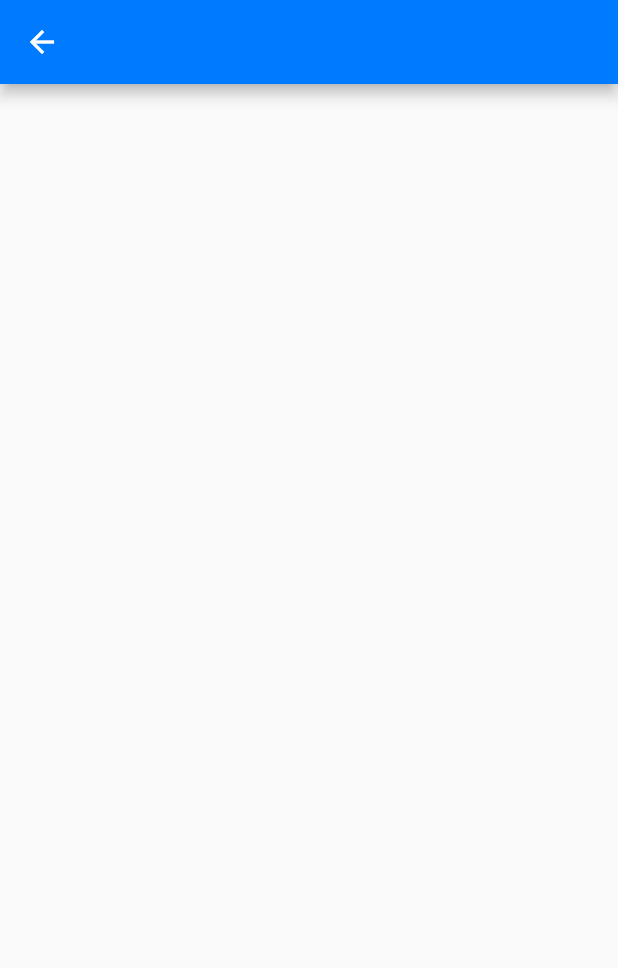
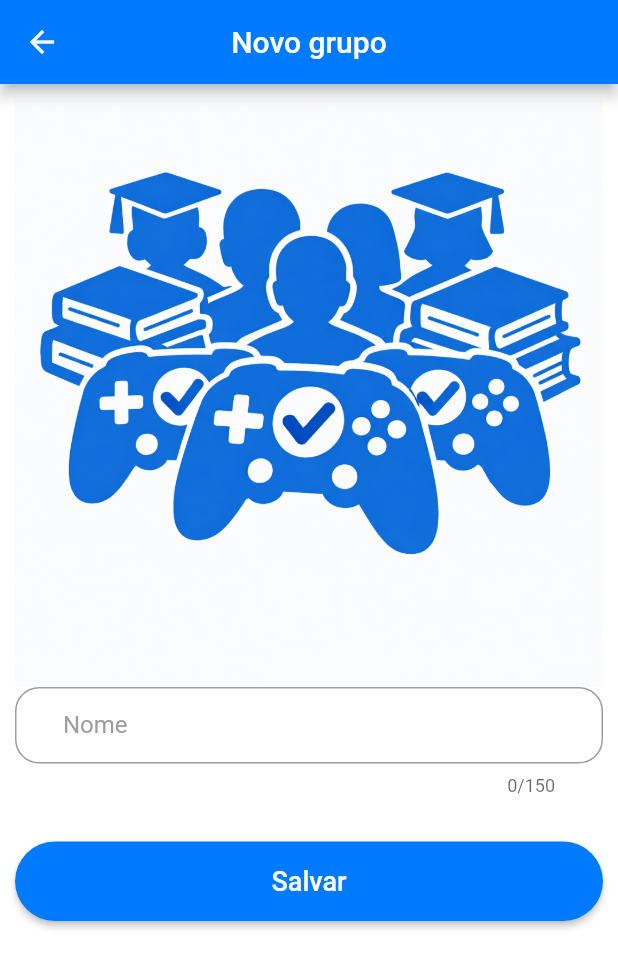
Before and after one commit to soapmactavish23/checkplay_mobile, a Flutter app: the GroupsFormView screen opened by its route, on a phone screen of 412 x 824 dp. Shown: the top 968 px of the screen. Run offline on Flutter 3.47's test engine with Material 3 defaults, Android fonts, the phone set to English and light mode, and no system bars; our stand-ins replace dio, dropdown_search, firebase_core, firebase_remote_config, flutter_dotenv, image_cropper and 3 more; missing offline and left inert: gallery_image_viewer, validatorless; accounts and stored records are empty; network calls fail.

```diff
--- a/lib/core/constants/constants.dart
+++ b/lib/core/constants/constants.dart
@@ -7,7 +7,7 @@ abstract class ImageConstants {
   static const imageUser = "images/user.png";
   static const loading = "images/loading.gif";
   static const not_found = "images/not_found.png";
-  static const marker = "images/marker.png";
+  static const groups = 'images/groups.png';
 }
 
 abstract class ColorsConstants {
--- a/lib/views/groups/groups_form_view.dart
+++ b/lib/views/groups/groups_form_view.dart
@@ -1,4 +1,15 @@
+// ignore_for_file: use_build_context_synchronously
+
+import 'package:checkplay_mobile/core/auth/models/group.dart';
+import 'package:checkplay_mobile/core/components/forms/buttom_custom.dart';
+import 'package:checkplay_mobile/core/components/forms/input_custom.dart';
+import 'package:checkplay_mobile/core/components/utils/dialog_custom.dart';
+import 'package:checkplay_mobile/core/constants/constants.dart';
+import 'package:checkplay_mobile/core/provider/group/group_provider_impl.dart';
+import 'package:checkplay_mobile/core/utils/msgs_custom.dart';
 import 'package:flutter/material.dart';
+import 'package:provider/provider.dart';
+import 'package:validatorless/validatorless.dart';
 
 class GroupsFormView extends StatefulWidget {
   const GroupsFormView({super.key});
@@ -8,13 +19,101 @@ class GroupsFormView extends StatefulWidget {
 }
 
 class _GroupsFormViewState extends State<GroupsFormView> {
+  late String _title;
+  final nameEC = TextEditingController();
+  final formKey = GlobalKey<FormState>();
+
+  Group obj = Group.empty();
+
+  @override
+  void initState() {
+    super.initState();
+    loadData();
+  }
+
+  @override
+  void dispose() {
+    super.dispose();
+    nameEC.dispose();
+  }
+
+  void loadData() {
+    obj = context.read<GroupProviderImpl>().obj;
+    String t = "";
+    if (obj.id == null) {
+      t = "Novo grupo";
+    } else {
+      t = obj.name;
+    }
+    setState(() {
+      _title = t;
+      nameEC.text = obj.name;
+    });
+  }
+
+  Future<void> send() async {
+    formKey.currentState!.save();
+    final provider = context.read<GroupProviderImpl>();
+    DialogCustom.dialogLoading(context);
+    provider.save().then((value) {
+      Navigator.pop(context);
+      DialogCustom.dialogSuccess(
+        context: context,
+        msg: MsgsCustom.saved,
+      );
+      Navigator.pop(context);
+    }).catchError((error) {
+      Navigator.pop(context);
+      DialogCustom.dialogError(context: context, msg: error);
+      Navigator.pop(context);
+    });
+  }
+
   @override
   Widget build(BuildContext context) {
     return Scaffold(
       appBar: AppBar(
-        title: const Text(''),
+        title: Text(_title),
       ),
-      body: Container(),
+      backgroundColor: Colors.white,
+      body: Form(
+        key: formKey,
+        child: SingleChildScrollView(
+          child: Column(
+            children: [
+              Padding(
+                padding: const EdgeInsets.all(10.0),
+                child: Column(
+                  children: [
+                    Image.asset(ImageConstants.groups),
+                    InputCustom(
+                      controller: nameEC,
+                      maxLength: 150,
+                      validator: Validatorless.required('Nome é obrigatório'),
+                      hintText: 'Digite o nome da categoria',
+                      label: 'Nome',
+                      onSaved: (value) {
+                        obj.name = value!;
+                      },
+                    ),
+                    const SizedBox(
+                      height: 30,
+                    ),
+                    ButtomCustom(
+                      label: MsgsCustom.save,
+                      onPressed: () {
+                        if (formKey.currentState!.validate()) {
+                          send();
+                        }
+                      },
+                    )
+                  ],
+                ),
+              )
+            ],
+          ),
+        ),
+      ),
     );
   }
 }
```
Also changed, not shown: images/groups.png (added).
